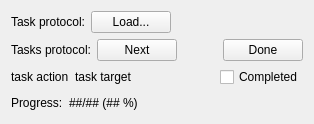
The window that neurolabi/gui/widgets/taskprotocolwindow.ui (janelia-flyem/NeuTu) describes before a commit, drawn with Qt 5.
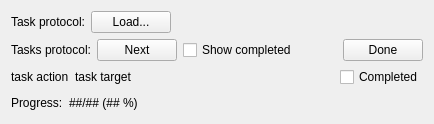
The same window after the commit.

Commit message: added next task behavior

```diff
--- a/neurolabi/gui/widgets/taskprotocolwindow.ui
+++ b/neurolabi/gui/widgets/taskprotocolwindow.ui
@@ -94,6 +94,13 @@
         </property>
        </widget>
       </item>
+      <item>
+       <widget class="QCheckBox" name="showCompletedCheckBox">
+        <property name="text">
+         <string>Show completed</string>
+        </property>
+       </widget>
+      </item>
       <item>
        <spacer name="horizontalSpacer">
         <property name="orientation">
```
Left out of the diff: 2 changed lines with no effect on the pictures. The commit also changes 2 other files.
